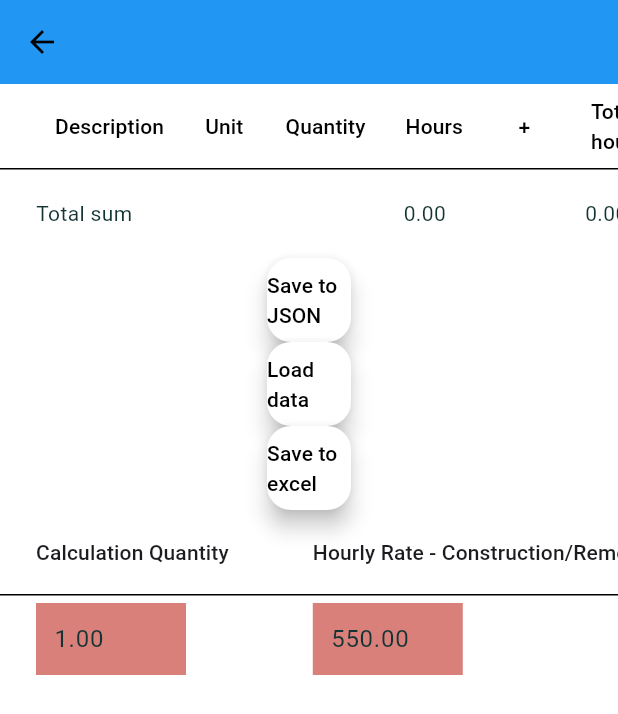
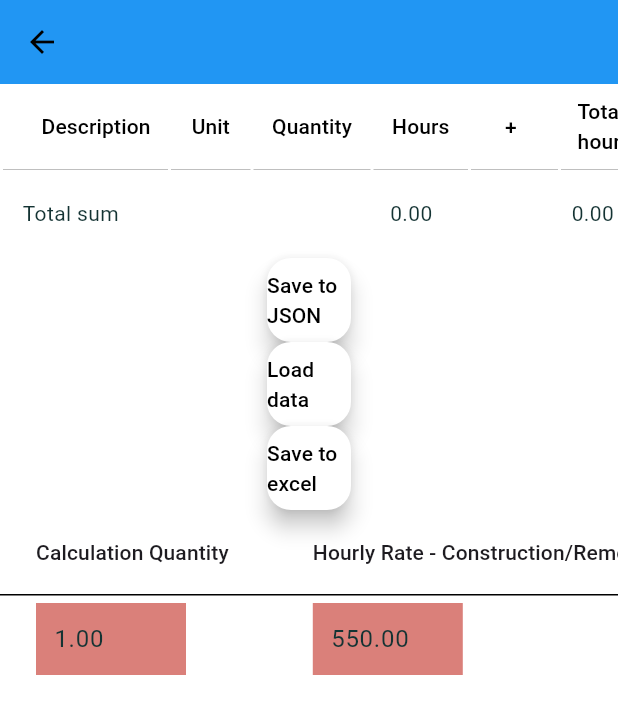
Before and after one commit to BenasVasiliauskas/Bygg_kalk, a Flutter app: the InnerDoorItemScreen screen opened directly with empty values, on a phone screen of 412 x 824 dp. Shown: the top 714 px of the screen. Run offline on Flutter 3.47's test engine with Material 3 defaults, Android fonts, the phone set to English and light mode, and no system bars; our stand-ins replace font_awesome_flutter; missing offline and left inert: syncfusion_flutter_xlsio.

Commit message:
fixed border of inner door

```diff
--- a/lib/pages/item_screen/inner_door_items_screen.dart
+++ b/lib/pages/item_screen/inner_door_items_screen.dart
@@ -618,8 +618,11 @@ class _InnerDoorItemScreenState extends State<InnerDoorItemScreen> {
             SingleChildScrollView(
               scrollDirection: Axis.horizontal,
               child: DataTable(
+                border: TableBorder.all(
+                    width: 2, color: Theme.of(context).colorScheme.background),
+                horizontalMargin: 15,
                 columnSpacing: 0,
-                dataRowMaxHeight: 60,
+                dataRowMaxHeight: double.infinity,
                 dataRowMinHeight: 60,
                 columns: columns, // Define your columns here
                 rows: rows,
```
